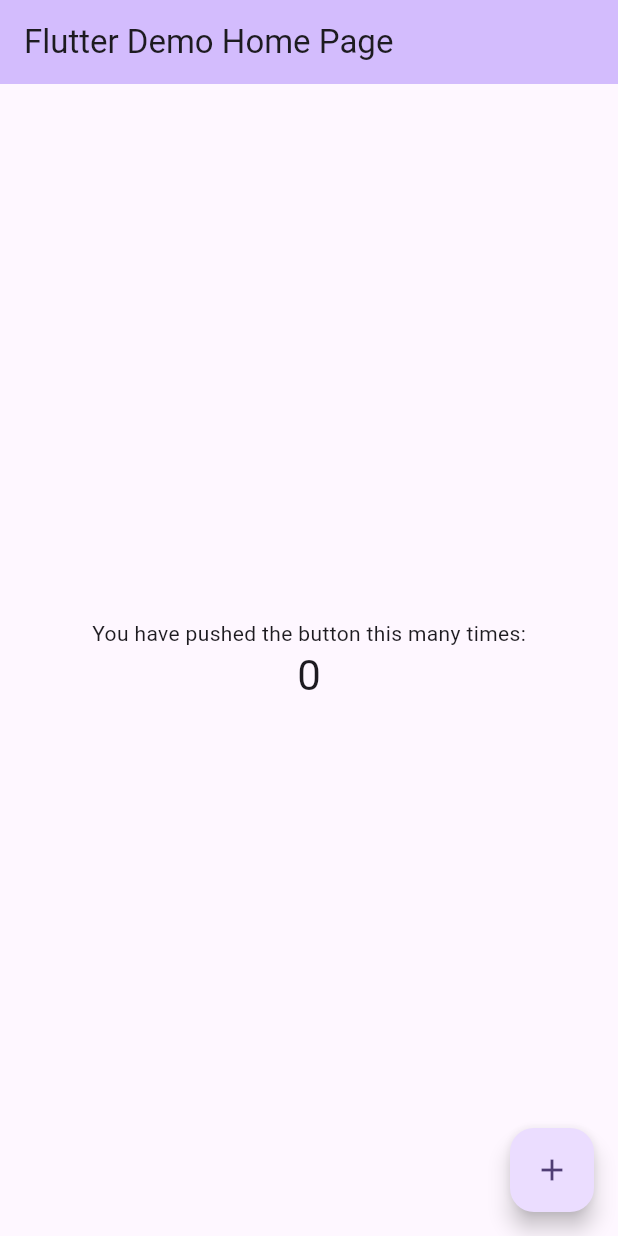
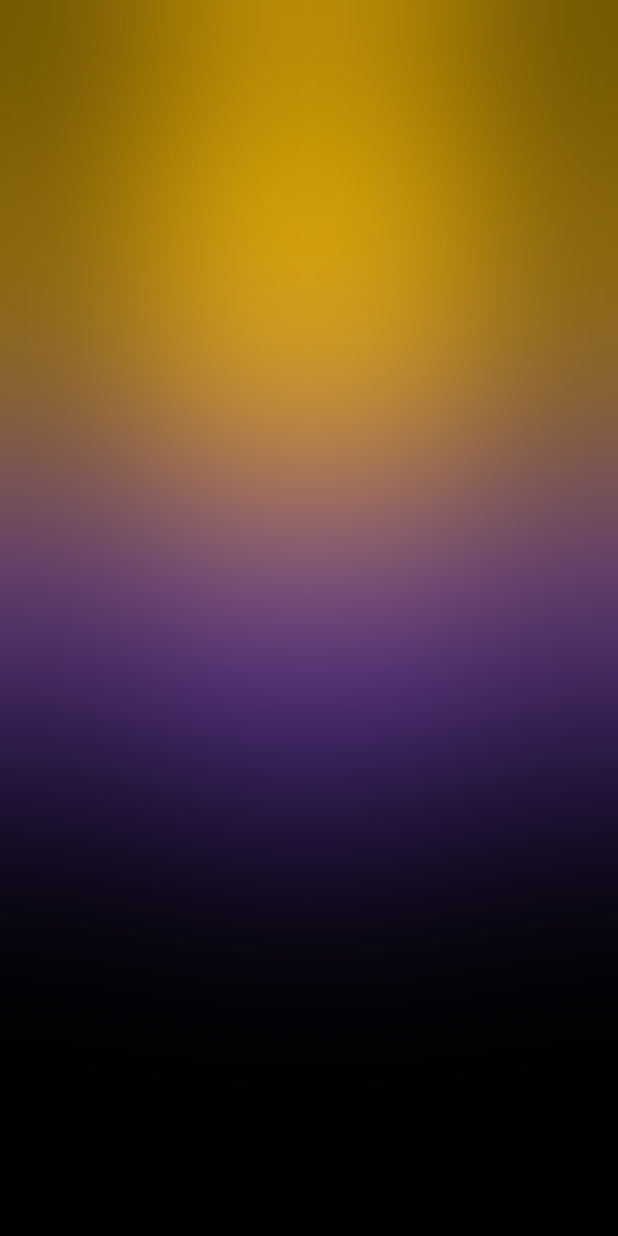
Before and after one commit to D1abol1cal/Weather-App-Clean, a Flutter app: the screen it shows after launch, on a phone screen of 412 x 824 dp. Run offline on Flutter 3.47's test engine with Material 3 defaults, Android fonts, the light colour scheme and no system bars; our stand-ins replace bloc, equatable.

Commit message:
BackdropFilter for the home page

```diff
--- /dev/null
+++ b/lib/bloc/weather_bloc_bloc.dart
@@ -0,0 +1,13 @@
+import 'package:bloc/bloc.dart';
+import 'package:equatable/equatable.dart';
+
+part 'weather_bloc_event.dart';
+part 'weather_bloc_state.dart';
+
+class WeatherBlocBloc extends Bloc<WeatherBlocEvent, WeatherBlocState> {
+  WeatherBlocBloc() : super(WeatherBlocInitial()) {
+    on<WeatherBlocEvent>((event, emit) {
+      // TODO: implement event handler
+    });
+  }
+}
--- /dev/null
+++ b/lib/bloc/weather_bloc_event.dart
@@ -0,0 +1,8 @@
+part of 'weather_bloc_bloc.dart';
+
+sealed class WeatherBlocEvent extends Equatable {
+  const WeatherBlocEvent();
+
+  @override
+  List<Object> get props => [];
+}
--- /dev/null
+++ b/lib/bloc/weather_bloc_state.dart
@@ -0,0 +1,10 @@
+part of 'weather_bloc_bloc.dart';
+
+sealed class WeatherBlocState extends Equatable {
+  const WeatherBlocState();
+
+  @override
+  List<Object> get props => [];
+}
+
+final class WeatherBlocInitial extends WeatherBlocState {}
--- a/lib/main.dart
+++ b/lib/main.dart
@@ -1,125 +1,19 @@
 import 'package:flutter/material.dart';
+import 'package:clean_weather_app/screens/home_screen.dart';
 
 void main() {
-  runApp(const MyApp());
+  runApp(const MainApp());
 }
 
-class MyApp extends StatelessWidget {
-  const MyApp({super.key});
+class MainApp extends StatelessWidget {
+  const MainApp({super.key});
 
-  // This widget is the root of your application.
   @override
   Widget build(BuildContext context) {
-    return MaterialApp(
-      title: 'Flutter Demo',
-      theme: ThemeData(
-        // This is the theme of your application.
-        //
-        // TRY THIS: Try running your application with "flutter run". You'll see
-        // the application has a purple toolbar. Then, without quitting the app,
-        // try changing the seedColor in the colorScheme below to Colors.green
-        // and then invoke "hot reload" (save your changes or press the "hot
-        // reload" button in a Flutter-supported IDE, or press "r" if you used
-        // the command line to start the app).
-        //
-        // Notice that the counter didn't reset back to zero; the application
-        // state is not lost during the reload. To reset the state, use hot
-        // restart instead.
-        //
-        // This works for code too, not just values: Most code changes can be
-        // tested with just a hot reload.
-        colorScheme: ColorScheme.fromSeed(seedColor: Colors.deepPurple),
-        useMaterial3: true,
-      ),
-      home: const MyHomePage(title: 'Flutter Demo Home Page'),
+    return const MaterialApp(
+      debugShowCheckedModeBanner: false,
+      home: HomeScreen(),
+
     );
   }
 }
-
-class MyHomePage extends StatefulWidget {
-  const MyHomePage({super.key, required this.title});
-
-  // This widget is the home page of your application. It is stateful, meaning
-  // that it has a State object (defined below) that contains fields that affect
-  // how it looks.
-
-  // This class is the configuration for the state. It holds the values (in this
-  // case the title) provided by the parent (in this case the App widget) and
-  // used by the build method of the State. Fields in a Widget subclass are
-  // always marked "final".
-
-  final String title;
-
-  @override
-  State<MyHomePage> createState() => _MyHomePageState();
-}
-
-class _MyHomePageState extends State<MyHomePage> {
-  int _counter = 0;
-
-  void _incrementCounter() {
-    setState(() {
-      // This call to setState tells the Flutter framework that something has
-      // changed in this State, which causes it to rerun the build method below
-      // so that the display can reflect the updated values. If we changed
-      // _counter without calling setState(), then the build method would not be
-      // called again, and so nothing would appear to happen.
-      _counter++;
-    });
-  }
-
-  @override
-  Widget build(BuildContext context) {
-    // This method is rerun every time setState is called, for instance as done
-    // by the _incrementCounter method above.
-    //
-    // The Flutter framework has been optimized to make rerunning build methods
-    // fast, so that you can just rebuild anything that needs updating rather
-    // than having to individually change instances of widgets.
-    return Scaffold(
-      appBar: AppBar(
-        // TRY THIS: Try changing the color here to a specific color (to
-        // Colors.amber, perhaps?) and trigger a hot reload to see the AppBar
-        // change color while the other colors stay the same.
-        backgroundColor: Theme.of(context).colorScheme.inversePrimary,
-        // Here we take the value from the MyHomePage object that was created by
-        // the App.build method, and use it to set our appbar title.
-        title: Text(widget.title),
-      ),
-      body: Center(
-        // Center is a layout widget. It takes a single child and positions it
-        // in the middle of the parent.
-        child: Column(
-          // Column is also a layout widget. It takes a list of children and
-          // arranges them vertically. By default, it sizes itself to fit its
-          // children horizontally, and tries to be as tall as its parent.
-          //
-          // Column has various properties to control how it sizes itself and
-          // how it positions its children. Here we use mainAxisAlignment to
-          // center the children vertically; the main axis here is the vertical
-          // axis because Columns are vertical (the cross axis would be
-          // horizontal).
-          //
-          // TRY THIS: Invoke "debug painting" (choose the "Toggle Debug Paint"
-          // action in the IDE, or press "p" in the console), to see the
-          // wireframe for each widget.
-          mainAxisAlignment: MainAxisAlignment.center,
-          children: <Widget>[
-            const Text(
-              'You have pushed the button this many times:',
-            ),
-            Text(
-              '$_counter',
-              style: Theme.of(context).textTheme.headlineMedium,
-            ),
-          ],
-        ),
-      ),
-      floatingActionButton: FloatingActionButton(
-        onPressed: _incrementCounter,
-        tooltip: 'Increment',
-        child: const Icon(Icons.add),
-      ), // This trailing comma makes auto-formatting nicer for build methods.
-    );
-  }
-}
--- /dev/null
+++ b/lib/screens/home_screen.dart
@@ -0,0 +1,75 @@
+import 'dart:ui';
+
+import 'package:flutter/material.dart';
+import 'package:flutter/services.dart';
+
+class HomeScreen extends StatelessWidget {
+  const HomeScreen({super.key});
+
+  @override
+  Widget build(BuildContext context) {
+    return Scaffold(
+      backgroundColor: Colors.black,
+      extendBodyBehindAppBar: true,
+      appBar: AppBar(
+        centerTitle: true,
+        backgroundColor: Colors.transparent,
+        elevation: 0,
+        systemOverlayStyle: const SystemUiOverlayStyle(
+          statusBarBrightness: Brightness.dark,
+        ),
+      ),
+      body: Padding(
+        padding: const EdgeInsets.fromLTRB(40, 1.2 * kToolbarHeight, 40, 20),
+        child: SizedBox(
+          height: MediaQuery.of(context).size.height,
+          child: Stack(
+            children: [
+              Align(
+                alignment: const AlignmentDirectional(3, -0.3),
+                child: Container(
+                  height: 300,
+                  width: 300,
+                  decoration: const BoxDecoration(
+                    shape: BoxShape.circle,
+                    color: Colors.deepPurple,
+                  ),
+                ),
+              ),
+              Align(
+                alignment: const AlignmentDirectional(-3, -0.3),
+                child: Container(
+                  height: 300,
+                  width: 300,
+                  decoration: const BoxDecoration(
+                    shape: BoxShape.circle,
+                    color: Colors.deepPurple,
+                  ),
+                ),
+              ),
+              Align(
+                alignment: const AlignmentDirectional(0, -1.2),
+                child: Container(
+                  height: 300,
+                  width: 300,
+                  decoration: const BoxDecoration(
+                    shape: BoxShape.rectangle,
+                    color: Colors.amber,
+                  ),
+                ),
+              ),
+              BackdropFilter(
+                filter: ImageFilter.blur(sigmaX: 100, sigmaY: 100),
+                child: Container(
+                  decoration: const BoxDecoration(
+                    color: Colors.transparent,
+                  ),
+                ),
+              ),
+            ],
+          ),
+        ),
+      ),
+    );
+  }
+}
```
Also changed, not shown: lib/data/my_data.dart (added).
